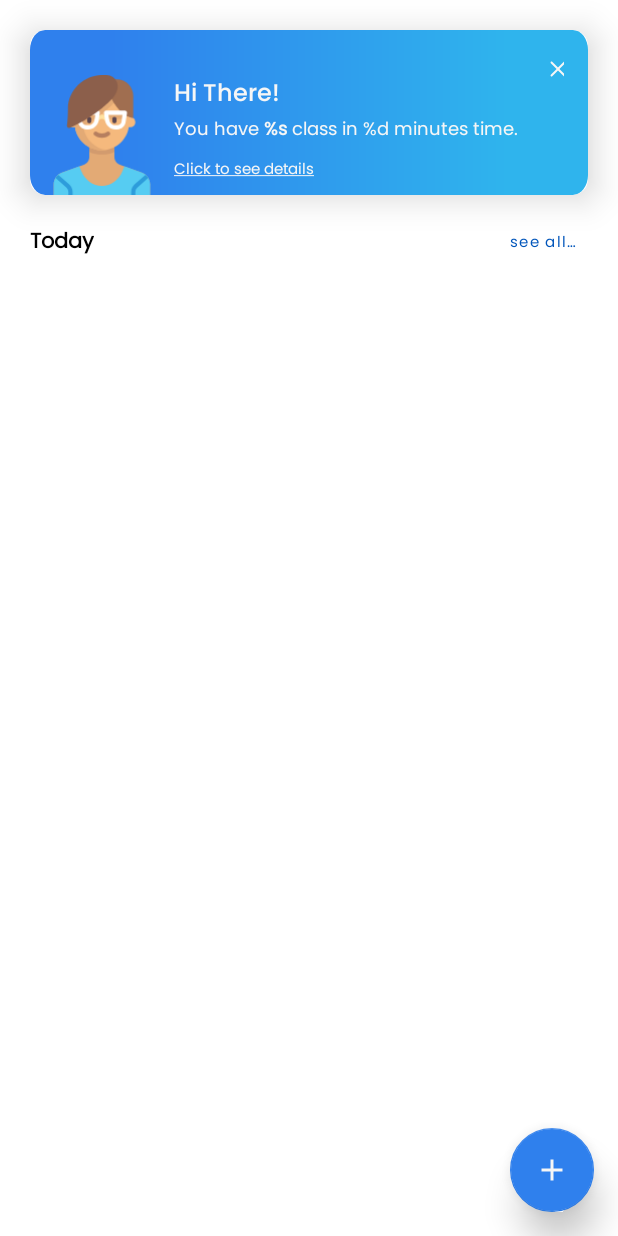
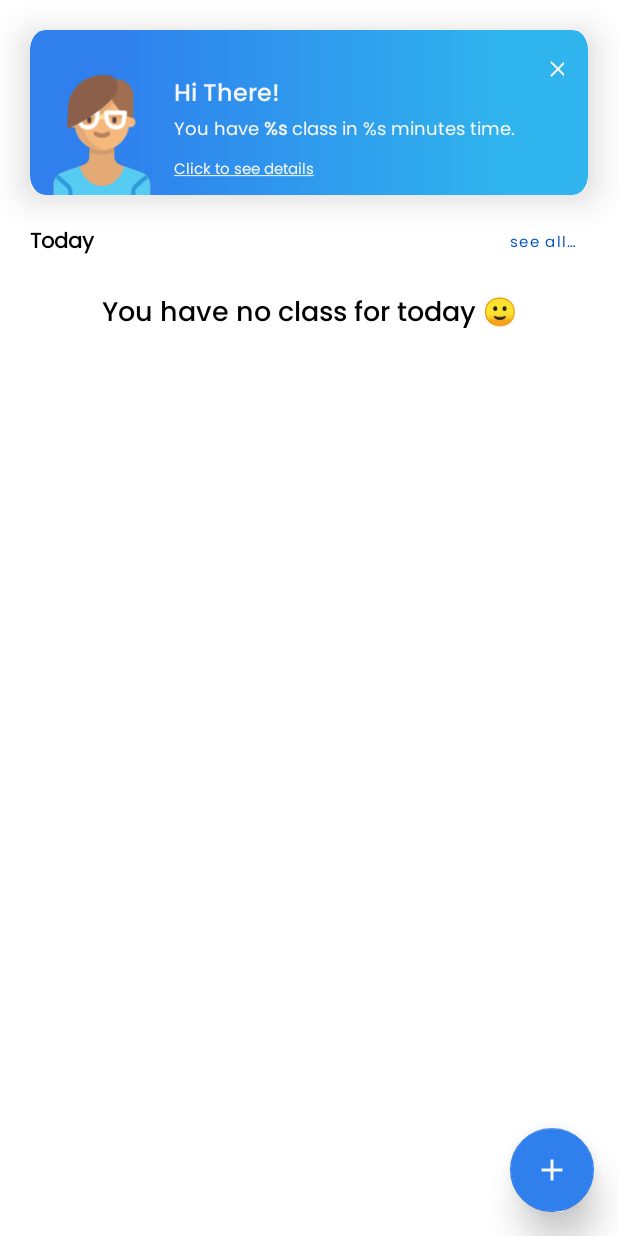
Before and after one commit to chydee/myTimeTable, an Android app: the HomeFragment screen opened directly, with no data from a screen before it, on a phone screen of 412 x 824 dp. Run offline under Robolectric (Android 15) with nearby library versions, the phone set to English and light mode, and no system bars; our stand-ins replace Dagger/Hilt's generated code, Room's generated code, Timber, data binding; 1 statement that could not run was skipped.

Commit message:
(improvement) setup RecyclerView, listen and handle click events

```diff
--- a/app/src/main/java/com/chydee/mytimetable/HomeFragment.kt
+++ b/app/src/main/java/com/chydee/mytimetable/HomeFragment.kt
@@ -11,19 +11,14 @@ import com.chydee.mytimetable.data.models.Lesson
 import com.chydee.mytimetable.databinding.HomeFragmentBinding
 import com.chydee.mytimetable.ui.adapters.DayEventsAdapter
 import com.chydee.mytimetable.ui.adapters.OnLessonClickListener
-import com.chydee.mytimetable.utils.CURRENT_DAY_FORMAT
-import com.chydee.mytimetable.utils.MarginItemDecoration
-import com.chydee.mytimetable.utils.autoCleared
+import com.chydee.mytimetable.utils.*
 import dagger.hilt.android.AndroidEntryPoint
+import kotlinx.coroutines.ExperimentalCoroutinesApi
 import java.text.SimpleDateFormat
 import java.util.*
 
 @AndroidEntryPoint
 class HomeFragment : Fragment() {
-
-    companion object {
-        fun newInstance() = HomeFragment()
-    }
 
     private val viewModel: MainViewModel by viewModels()
 
@@ -39,38 +34,69 @@ class HomeFragment : Fragment() {
         return binding.root
     }
 
+    @ExperimentalCoroutinesApi
     override fun onViewCreated(view: View, savedInstanceState: Bundle?) {
         super.onViewCreated(view, savedInstanceState)
         binding.lifecycleOwner = this
         setupRecyclerView()
-
+        getCurrentDayLessons(getDayOfTheWeek())
     }
 
-    private fun getTodayClasses() {}
+    private fun handleClickEvents() {
+        binding.btnDismiss.setOnClickListener {
+            binding.defaultWelcomeCard.hide() //This hides or removes the view when users hit the dismiss button
+        }
 
+        binding.textBtnClickToSeeDetails.setOnClickListener {
+
+        }
+    }
+
+
+    /**
+     *  Query the database and get the lessons available for the...
+     *  ...day
+     *  @param currentDayName is the day of the week
+     */
+    @ExperimentalCoroutinesApi
+    private fun getCurrentDayLessons(currentDayName: String) {
+        viewModel.getLessonsForCurrentDay(currentDayName)
+        observeCurrentDayLessons()
+    }
+
+    private fun observeCurrentDayLessons() {
+        viewModel.currentDayLessons.observe(viewLifecycleOwner, {
+            if (it.isNotEmpty()) {
+                val text = getString(R.string.class_in, it[0].courseTitle, it[0].startTime)
+                binding.classInTextView.text = text
+                adapter.submitList(it)
+                showAndHideViewsWhenLessonListIsNotEmpty()
+            } else {
+                hideAndShowViewsWhenLessonListIsNotEmpty()
+            }
+        })
+    }
 
     private fun getDayOfTheWeek(): String {
         return SimpleDateFormat(CURRENT_DAY_FORMAT, Locale.getDefault()).format(Date())
     }
 
     private fun setupRecyclerView() {
-
         val manager = LinearLayoutManager(context)
-        val lessons = arrayListOf<Lesson>()
 
         if (!::adapter.isInitialized) {
             adapter = DayEventsAdapter()
         }
-
-        binding.todayLessonsRecyclerView.adapter = adapter
-        binding.todayLessonsRecyclerView.layoutManager = manager
-        binding.todayLessonsRecyclerView.addItemDecoration(
-            MarginItemDecoration(
-                resources.getDimension(R.dimen.dp_8).toInt()
+        binding.apply {
+            todayLessonsRecyclerView.adapter = adapter
+            todayLessonsRecyclerView.layoutManager = manager
+            todayLessonsRecyclerView.isNestedScrollingEnabled = false
+            todayLessonsRecyclerView.addItemDecoration(
+                MarginItemDecoration(
+                    resources.getDimension(R.dimen.dp_8).toInt()
+                )
             )
-        )
-        adapter.submitList(lessons)
-
+        }
         adapter.setOnClickListener(object : OnLessonClickListener {
             override fun onItemClick(lesson: Lesson) {
                 //Item Clicked
@@ -78,4 +104,26 @@ class HomeFragment : Fragment() {
         })
     }
 
+    /**
+     * Show the RecyclerView and hide the emptyStateView when the...
+     * ...List of lessons available for the day is not empty
+     */
+    private fun showAndHideViewsWhenLessonListIsNotEmpty() {
+        binding.apply {
+            todayLessonsRecyclerView.show()
+            emptyStateText.hide()
+        }
+    }
+
+    /**
+     * Hide the RecyclerView and hide the emptyStateView when the...
+     * ...List of lessons available for the day is  empty
+     */
+    private fun hideAndShowViewsWhenLessonListIsNotEmpty() {
+        binding.apply {
+            todayLessonsRecyclerView.hide()
+            emptyStateText.show()
+        }
+    }
+
 }
--- a/app/src/main/java/com/chydee/mytimetable/MainViewModel.kt
+++ b/app/src/main/java/com/chydee/mytimetable/MainViewModel.kt
@@ -14,7 +14,7 @@ import javax.inject.Inject
 
 class MainViewModel @Inject constructor(private val dbImpl: DBHelperImpl) : ViewModel() {
 
-    private var viewModelJob = Job()
+    private var viewModelJob = SupervisorJob()
     private val scope = CoroutineScope(viewModelJob + Dispatchers.IO)
 
     private val _currentDayLessons = MutableLiveData<List<Lesson>>()
@@ -25,8 +25,11 @@ class MainViewModel @Inject constructor(private val dbImpl: DBHelperImpl) : View
     fun addLesson(lesson: Lesson) {
         Status.LOADING
         scope.launch {
-            dbImpl.insert(lesson)
-            Status.SUCCESS
+            withContext(Dispatchers.Default) {
+                dbImpl.insert(lesson)
+                Status.SUCCESS
+            }
+
         }
     }
 
@@ -34,8 +37,10 @@ class MainViewModel @Inject constructor(private val dbImpl: DBHelperImpl) : View
         scope.launch {
             Status.LOADING
             try {
-                dbImpl.insert(lessons)
-                Status.SUCCESS
+                withContext(Dispatchers.Default) {
+                    dbImpl.insert(lessons)
+                    Status.SUCCESS
+                }
             } catch (ex: Exception) {
                 Status.ERROR
                 Timber.d(ex)
--- a/app/src/main/res/layout/home_fragment.xml
+++ b/app/src/main/res/layout/home_fragment.xml
@@ -9,7 +9,7 @@
         android:fillViewport="true"
         tools:context=".HomeFragment">
 
-        <ScrollView
+        <androidx.core.widget.NestedScrollView
             android:layout_width="match_parent"
             android:layout_height="match_parent"
             android:fillViewport="true">
@@ -26,6 +26,7 @@
                     android:clipToPadding="true"
                     app:cardCornerRadius="@dimen/dp_10"
                     app:cardElevation="@dimen/dp_14"
+                    android:id="@+id/defaultWelcomeCard"
                     app:layout_constraintEnd_toEndOf="parent"
                     app:layout_constraintStart_toStartOf="parent"
                     app:layout_constraintTop_toTopOf="parent">
@@ -41,6 +42,7 @@
                             android:layout_width="@dimen/dp_80"
                             android:layout_height="@dimen/dp_80"
                             android:layout_marginStart="@dimen/dp_8"
+                            android:contentDescription="@string/a_lady_avatar_img_desc"
                             android:scaleType="centerCrop"
                             app:layout_constraintBottom_toBottomOf="parent"
                             app:layout_constraintStart_toStartOf="parent"
@@ -138,19 +140,37 @@
                         android:textStyle="normal" />
                 </FrameLayout>
 
+                <FrameLayout
+                    android:layout_width="match_parent"
+                    android:layout_height="wrap_content">
+
                     <androidx.recyclerview.widget.RecyclerView
                         android:id="@+id/todayLessonsRecyclerView"
                         android:layout_width="match_parent"
-                    android:layout_height="wrap_content"
+                        android:layout_height="match_parent"
                         android:layout_margin="@dimen/dp_20"
                         android:layoutAnimation="@anim/layout_animation"
+                        android:overScrollMode="never"
                         app:layoutManager="androidx.recyclerview.widget.LinearLayoutManager"
                         app:layout_behavior="@string/appbar_scrolling_view_behavior"
                         tools:listitem="@layout/item_day_events" />
 
+                    <TextView
+                        android:id="@+id/emptyStateText"
+                        android:layout_width="match_parent"
+                        android:layout_height="match_parent"
+                        android:layout_margin="@dimen/dp_20"
+                        android:fontFamily="@font/poppins_medium"
+                        android:gravity="center_horizontal|center_vertical"
+                        android:text="@string/no_lesson"
+                        android:textAlignment="gravity"
+                        android:textColor="@color/secondaryTextColor"
+                        android:textSize="@dimen/sp_18"
+                        android:visibility="gone" />
+                </FrameLayout>
             </LinearLayout>
 
-        </ScrollView>
+        </androidx.core.widget.NestedScrollView>
 
         <com.google.android.material.floatingactionbutton.FloatingActionButton
             android:id="@+id/btnCreateNewLesson"
--- a/app/src/main/res/values/strings.xml
+++ b/app/src/main/res/values/strings.xml
@@ -26,7 +26,7 @@
     <string name="to_label">To</string>
     <string name="edit_lesson_fab_desc">An Icon that looks like a pen indicating that lesson is editable</string>
     <string name="hi_there_text">Hi There!</string>
-    <string name="class_in">You have <b>%s</b> class in %d minutes time.</string>
+    <string name="class_in">You have <b>%s</b> class in %s minutes time.</string>
     <string name="click_to_see_details"><u>Click to see details</u></string>
     <string name="today_label">Today</string>
     <string name="see_all">see all…</string>
@@ -34,5 +34,7 @@
 
     <!--Home-->
     <string name="lesson_duration">%s - %s</string>
+    <string name="a_lady_avatar_img_desc">A Lady Avatar</string>
+    <string name="no_lesson">You have no class for today 🙂</string>
     <!--Home-->
 </resources>
```
Lines whose indentation alone changed are shown as unchanged.
